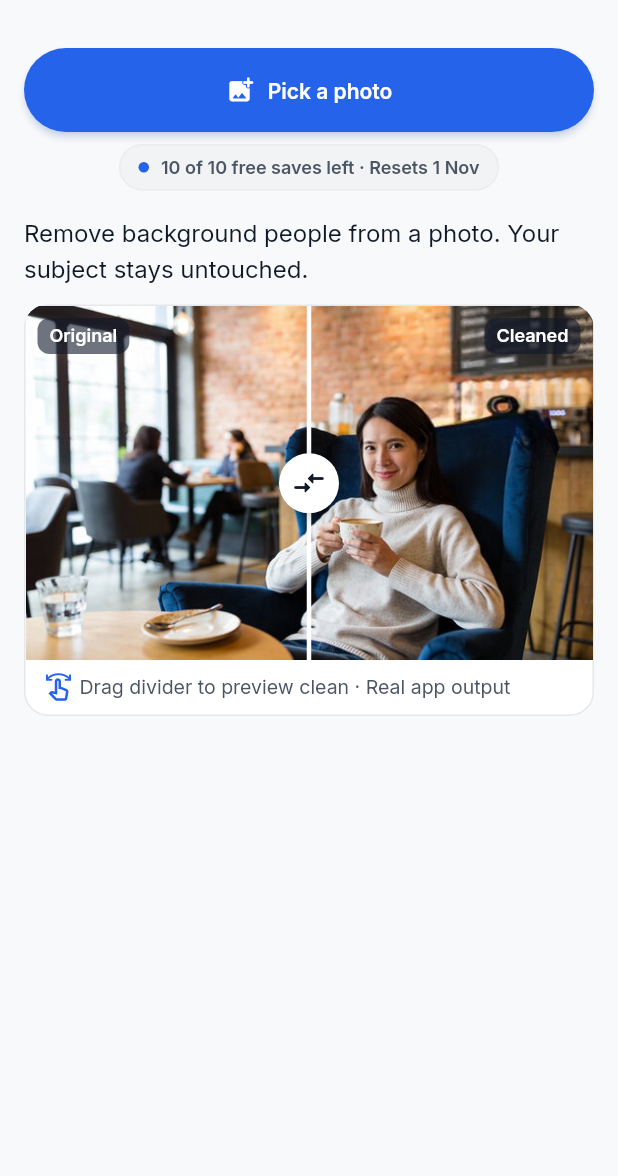
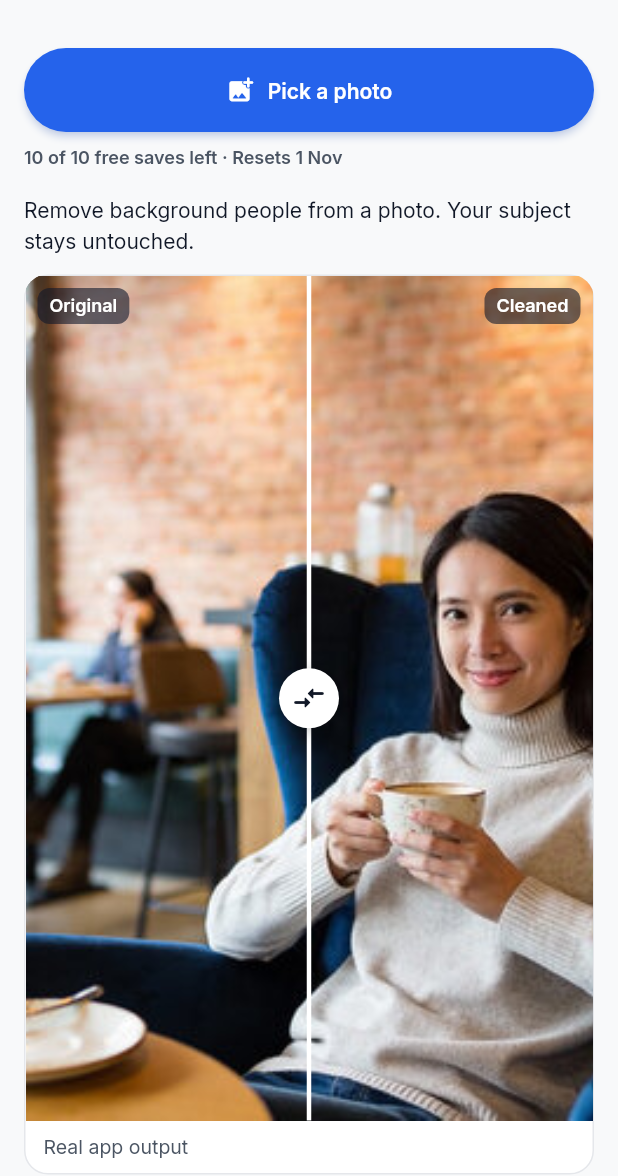
Before and after one commit to IsrarKundi/people_gone, a Flutter app: the screen it shows after launch, on a phone screen of 412 x 824 dp, the part 60-1236 px from its top. Run offline on Flutter 3.47's test engine with Material 3 defaults, Android fonts, the light colour scheme and no system bars; our stand-ins replace dio, flutter_secure_storage, get, image_picker, share_plus; missing offline and left inert: gal.

Commit message:
design-r05: Home finished arrangement — hero slot sized from viewport (no terminal void), teaching line demoted, quota as plain text line (no dot/pill), banner one-card-language + destination-only subtitle, demo caption provenance-only; banner done/failed copy made factual (Review 05 R2/R3/R4/R9/R10/F2/D10/D12)

```diff
--- a/lib/core/strings/app_strings.dart
+++ b/lib/core/strings/app_strings.dart
@@ -20,6 +20,7 @@ abstract final class AppStrings {
   static const String homeSavesLeft = 'home_saves_left';
   static const String homeHistory = 'home_history';
   static const String homeSeeAll = 'home_see_all';
+  static const String demoCaption = 'demo_caption';
 
   // Consent (S2) — wording verbatim from Requirements §11.2A; the provider
   // display name is interpolated from AppConfig, never hard-coded.
@@ -165,6 +166,7 @@ class AppTranslations extends Translations {
       AppStrings.homeSavesLeft: '@count of 10 free saves left this month.',
       AppStrings.homeHistory: 'History',
       AppStrings.homeSeeAll: 'See all',
+      AppStrings.demoCaption: 'Real app output',
       AppStrings.consentTitle: 'Before your photo is uploaded',
       AppStrings.consentBody:
           'To remove people, PeopleGone sends the photo you choose to '
@@ -187,12 +189,11 @@ class AppTranslations extends Translations {
       AppStrings.processingCancelConfirm: 'Cancel clean',
       AppStrings.processingWorkInBackground: 'Work in background',
       AppStrings.homeJobBannerProcessing: 'Cleaning photo in background…',
-      AppStrings.homeJobBannerProcessingSub:
-          'Takes ~2 minutes · Tap to return to preview',
-      AppStrings.homeJobBannerDone: 'Clean complete!',
+      AppStrings.homeJobBannerProcessingSub: 'Tap to view progress',
+      AppStrings.homeJobBannerDone: 'Your cleaned photo is ready',
       AppStrings.homeJobBannerDoneSub: 'Tap to view and save your photo',
       AppStrings.homeJobBannerFailed: 'Clean could not be completed',
-      AppStrings.homeJobBannerFailedSub: 'Tap to see diagnostics or try again',
+      AppStrings.homeJobBannerFailedSub: 'Tap to share diagnostics',
 
       AppStrings.proposalTitle: 'Review people to remove',
       AppStrings.proposalRemoveCount: 'Remove @count people',
--- a/lib/features/home/view/home_view.dart
+++ b/lib/features/home/view/home_view.dart
@@ -15,10 +15,15 @@ import '../widgets/home_job_banner.dart';
 import '../widgets/interactive_demo_card.dart';
 import '../widgets/saves_indicator.dart';
 
-/// Home (S1) — Option A: "The Photographic Drop-Zone Studio"
-/// Leads with the primary 56dp action pill and quiet quota pill, followed
-/// immediately by visual proof (interactive café before/after card on first run,
-/// natural-aspect latest clean card + earlier cleans tray on return).
+/// Home (S1) — Option A composition, finished per Review 05 Supplement
+/// (R2–R4, D10): the screen is a finished arrangement anchored top AND
+/// bottom. The hero slot is sized from the actual viewport height
+/// (body height minus a budgeted allowance for the fixed cluster above
+/// and below it), so the hero takes its adopted scale and the screen
+/// ends at the tray — never a terminal void. If the budget is off
+/// (very large text, very small phone) the page simply scrolls, which
+/// is the sanctioned degradation. No intrinsic-sizing widgets are
+/// used, so the hero cards may size themselves with LayoutBuilder.
 class HomeView extends GetView<HomeController> {
   const HomeView({super.key});
 
@@ -48,6 +53,34 @@ class HomeView extends GetView<HomeController> {
         }
 
         final activeJob = JobTracker.instance.activeJob.value;
+        final hasHistory = controller.hasHistory;
+        final hasTray = hasHistory && controller.history.length > 1;
+
+        return LayoutBuilder(
+          builder: (context, constraints) {
+            // Budgeted hero height: everything that is not the hero.
+            var reserved =
+                s.screenPadding *
+                    2 // page padding
+                    +
+                56 // pick pill
+                +
+                s
+                    .sm // gap
+                    +
+                20 // saves line
+                +
+                s.lg; // gap above the hero zone
+            if (activeJob != null) reserved += 92; // banner + its margin
+            if (!hasHistory) {
+              reserved += 24 + s.md; // teaching line + gap
+            } else {
+              reserved += 36 + s.sm; // section header + gap
+              if (hasTray) reserved += s.lg + 168; // gap + tray row
+            }
+            final heroHeight = (constraints.maxHeight - reserved)
+                .clamp(240.0, constraints.maxHeight)
+                .toDouble();
 
             return SingleChildScrollView(
               padding: EdgeInsets.all(s.screenPadding),
@@ -69,7 +102,7 @@ class HomeView extends GetView<HomeController> {
 
                   SizedBox(height: s.sm),
 
-              // Quiet Quota Pill
+                  // The saves fact as a plain line in the column
                   SavesIndicator(
                     savesLeft: controller.savesLeft.value,
                     of: HomeController.freeSavesPerMonth,
@@ -78,14 +111,17 @@ class HomeView extends GetView<HomeController> {
 
                   SizedBox(height: s.lg),
 
-              // Hero section:
-              if (!controller.hasHistory) ...<Widget>[
+                  // Hero zone — sized to finish the screen.
+                  if (!hasHistory) ...<Widget>[
                     Text(
                       AppStrings.homeEmptyLine.tr,
-                  style: context.textStyles.bodyLg,
+                      style: context.textStyles.bodyMd,
                     ),
                     SizedBox(height: s.md),
-                const InteractiveDemoCard(),
+                    SizedBox(
+                      height: heroHeight,
+                      child: const InteractiveDemoCard(),
+                    ),
                   ] else ...<Widget>[
                     SectionHeader(
                       titleKey: AppStrings.homeHistory,
@@ -93,12 +129,16 @@ class HomeView extends GetView<HomeController> {
                       onAction: controller.openHistory,
                     ),
                     SizedBox(height: s.sm),
-                // Latest Cleaned Photo in its natural aspect ratio
-                FeaturedCleanCard(
+                    SizedBox(
+                      height: heroHeight,
+                      child: FeaturedCleanCard(
                         entry: controller.history.first,
-                  onTap: () => controller.openHistoryDetail(controller.history.first),
+                        onTap: () => controller.openHistoryDetail(
+                          controller.history.first,
                         ),
-                if (controller.history.length > 1) ...<Widget>[
+                      ),
+                    ),
+                    if (hasTray) ...<Widget>[
                       SizedBox(height: s.lg),
                       EarlierCleansTray(
                         entries: controller.history.skip(1).take(10).toList(),
@@ -106,10 +146,10 @@ class HomeView extends GetView<HomeController> {
                       ),
                     ],
                   ],
-
-              SizedBox(height: s.lg),
                 ],
               ),
+            );
+          },
         );
       }),
     );
--- a/lib/features/home/widgets/featured_clean_card.dart
+++ b/lib/features/home/widgets/featured_clean_card.dart
@@ -62,8 +62,7 @@ class _FeaturedCleanCardState extends State<FeaturedCleanCard> {
     if (!file.existsSync()) return;
 
     _imageStream = FileImage(file).resolve(const ImageConfiguration());
-    _imageListener = ImageStreamListener(
-      (info, _) {
+    _imageListener = ImageStreamListener((info, _) {
       if (!mounted) return;
       final w = info.image.width;
       final h = info.image.height;
@@ -72,12 +71,9 @@ class _FeaturedCleanCardState extends State<FeaturedCleanCard> {
           _aspectRatio = (w / h).clamp(0.7, 1.8);
         });
       }
-      },
-      onError: (_, _) {},
-    );
+    }, onError: (_, _) {});
     _imageStream!.addListener(_imageListener!);
   }
-
 
   @override
   Widget build(BuildContext context) {
@@ -106,18 +102,42 @@ class _FeaturedCleanCardState extends State<FeaturedCleanCard> {
           child: Column(
             crossAxisAlignment: CrossAxisAlignment.stretch,
             children: <Widget>[
-              AspectRatio(
-                aspectRatio: _aspectRatio,
+              // Size the photo at its true aspect inside whatever
+              // space Home's hero slot offers (width- or height-bound,
+              // never cropped): a portrait photo grows tall, a
+              // landscape one stays wide with gallery air around it.
+              Expanded(
+                child: LayoutBuilder(
+                  builder: (context, constraints) {
+                    final maxW = constraints.maxWidth;
+                    final maxH = constraints.maxHeight.isFinite
+                        ? constraints.maxHeight
+                        : maxW / _aspectRatio;
+                    var w = maxW;
+                    var h = w / _aspectRatio;
+                    if (h > maxH) {
+                      h = maxH;
+                      w = h * _aspectRatio;
+                    }
+                    return Center(
+                      child: SizedBox(
+                        width: w,
+                        height: h,
                         child: Stack(
                           fit: StackFit.expand,
                           children: <Widget>[
                             Image.file(
                               File(widget.entry.localPath),
                               fit: BoxFit.cover,
-                      cacheWidth: MediaQuery.sizeOf(context).width.toInt(),
+                              cacheWidth: MediaQuery.sizeOf(
+                                context,
+                              ).width.toInt(),
                               errorBuilder: (_, _, _) => Container(
                                 color: p.surfaceVariant,
-                        child: Icon(Icons.broken_image_outlined, color: p.border),
+                                child: Icon(
+                                  Icons.broken_image_outlined,
+                                  color: p.border,
+                                ),
                               ),
                             ),
                             Positioned(
@@ -130,7 +150,9 @@ class _FeaturedCleanCardState extends State<FeaturedCleanCard> {
                                 ),
                                 decoration: BoxDecoration(
                                   color: Colors.black.withValues(alpha: 0.70),
-                          borderRadius: BorderRadius.circular(s.radiusSm),
+                                  borderRadius: BorderRadius.circular(
+                                    s.radiusSm,
+                                  ),
                                 ),
                                 child: Row(
                                   mainAxisSize: MainAxisSize.min,
@@ -143,7 +165,8 @@ class _FeaturedCleanCardState extends State<FeaturedCleanCard> {
                                     const SizedBox(width: 4),
                                     Text(
                                       'Cleaned',
-                              style: context.textStyles.labelMd.copyWith(
+                                      style: context.textStyles.labelMd
+                                          .copyWith(
                                             color: Colors.white,
                                             fontWeight: FontWeight.w700,
                                           ),
@@ -153,6 +176,10 @@ class _FeaturedCleanCardState extends State<FeaturedCleanCard> {
                               ),
                             ),
                           ],
+                        ),
+                      ),
+                    );
+                  },
                 ),
               ),
               Padding(
--- a/lib/features/home/widgets/home_job_banner.dart
+++ b/lib/features/home/widgets/home_job_banner.dart
@@ -21,7 +21,6 @@ class HomeJobBanner extends StatelessWidget {
     final p = context.palette;
     final s = context.sizes;
 
-    Color borderColor;
     Widget leadingIcon;
     String title;
     String subtitle;
@@ -29,14 +28,10 @@ class HomeJobBanner extends StatelessWidget {
 
     switch (job.status) {
       case ActiveJobStatus.processing:
-        borderColor = p.primary.withValues(alpha: 0.4);
         leadingIcon = SizedBox(
           width: 18,
           height: 18,
-          child: CircularProgressIndicator(
-            strokeWidth: 2,
-            color: p.primary,
-          ),
+          child: CircularProgressIndicator(strokeWidth: 2, color: p.primary),
         );
         title = AppStrings.homeJobBannerProcessing.tr;
         subtitle = AppStrings.homeJobBannerProcessingSub.tr;
@@ -50,7 +45,6 @@ class HomeJobBanner extends StatelessWidget {
           );
         };
       case ActiveJobStatus.done:
-        borderColor = p.overlayKept.withValues(alpha: 0.5);
         leadingIcon = Icon(
           Icons.check_circle_rounded,
           color: p.overlayKept,
@@ -62,14 +56,10 @@ class HomeJobBanner extends StatelessWidget {
           final outcome = job.outcome;
           if (outcome != null) {
             JobTracker.instance.clear();
-            Get.toNamed<void>(
-              Routes.result,
-              arguments: outcome,
-            );
+            Get.toNamed<void>(Routes.result, arguments: outcome);
           }
         };
       case ActiveJobStatus.failed:
-        borderColor = p.overlayRemoved.withValues(alpha: 0.5);
         leadingIcon = Icon(
           Icons.error_outline_rounded,
           color: p.overlayRemoved,
@@ -82,30 +72,23 @@ class HomeJobBanner extends StatelessWidget {
         };
     }
 
+    // One card language (D12): neutral hairline border at the shared
+    // card radius for every state — state colour lives in the icon,
+    // never in the container outline (Review 05 W3).
     return Container(
       margin: EdgeInsets.only(bottom: s.md),
       decoration: BoxDecoration(
         color: p.surface,
-        borderRadius: BorderRadius.circular(s.radiusMd),
-        border: Border.all(color: borderColor, width: 1.5),
-        boxShadow: <BoxShadow>[
-          BoxShadow(
-            color: borderColor.withValues(alpha: 0.08),
-            blurRadius: 10,
-            offset: const Offset(0, 2),
-          ),
-        ],
+        borderRadius: BorderRadius.circular(s.radiusLg),
+        border: Border.all(color: p.border),
       ),
       child: Material(
         color: Colors.transparent,
         child: InkWell(
-          borderRadius: BorderRadius.circular(s.radiusMd),
+          borderRadius: BorderRadius.circular(s.radiusLg),
           onTap: onTap,
           child: Padding(
-            padding: EdgeInsets.symmetric(
-              horizontal: s.md,
-              vertical: s.sm + 2,
-            ),
+            padding: EdgeInsets.symmetric(horizontal: s.md, vertical: s.sm + 2),
             child: Row(
               children: <Widget>[
                 leadingIcon,
--- a/lib/features/home/widgets/interactive_demo_card.dart
+++ b/lib/features/home/widgets/interactive_demo_card.dart
@@ -1,5 +1,7 @@
 import 'package:flutter/material.dart';
+import 'package:get/get.dart';
 
+import '../../../core/strings/app_strings.dart';
 import '../../../core/theme/theme_ext.dart';
 
 /// An interactive before/after split slider demonstrating real output of the
@@ -37,8 +39,10 @@ class _InteractiveDemoCardState extends State<InteractiveDemoCard> {
       child: Column(
         crossAxisAlignment: CrossAxisAlignment.stretch,
         children: <Widget>[
-          AspectRatio(
-            aspectRatio: 16 / 10,
+          // The split view flexes to the height Home gives the hero
+          // (Review 05 R2: the hero takes its adopted scale, it does
+          // not sit at a fixed small aspect in a void).
+          Expanded(
             child: LayoutBuilder(
               builder: (context, constraints) {
                 final width = constraints.maxWidth;
@@ -49,8 +53,7 @@ class _InteractiveDemoCardState extends State<InteractiveDemoCard> {
                   behavior: HitTestBehavior.opaque,
                   onHorizontalDragUpdate: (d) =>
                       _updateFraction(d.localPosition.dx, width),
-                  onTapDown: (d) =>
-                      _updateFraction(d.localPosition.dx, width),
+                  onTapDown: (d) => _updateFraction(d.localPosition.dx, width),
                   child: Stack(
                     fit: StackFit.expand,
                     children: <Widget>[
@@ -78,10 +81,7 @@ class _InteractiveDemoCardState extends State<InteractiveDemoCard> {
                         left: dividerX - 1.5,
                         top: 0,
                         bottom: 0,
-                        child: Container(
-                          width: 3,
-                          color: Colors.white,
-                        ),
+                        child: Container(width: 3, color: Colors.white),
                       ),
                       // Center drag handle
                       Positioned(
@@ -128,23 +128,9 @@ class _InteractiveDemoCardState extends State<InteractiveDemoCard> {
           ),
           Padding(
             padding: EdgeInsets.symmetric(horizontal: s.md, vertical: s.sm),
-            child: Row(
-              children: <Widget>[
-                Icon(
-                  Icons.swipe_outlined,
-                  size: s.iconSm,
-                  color: p.primary,
-                ),
-                SizedBox(width: s.xs),
-                Expanded(
-                  child: Text(
-                    'Drag divider to preview clean · Real app output',
-                    style: context.textStyles.bodySm.copyWith(
-                      color: p.textSecondary,
-                    ),
-                  ),
-                ),
-              ],
+            child: Text(
+              AppStrings.demoCaption.tr,
+              style: context.textStyles.bodySm.copyWith(color: p.textSecondary),
             ),
           ),
         ],
--- a/lib/features/home/widgets/saves_indicator.dart
+++ b/lib/features/home/widgets/saves_indicator.dart
@@ -5,9 +5,10 @@ import '../../../core/strings/app_strings.dart';
 import '../../../core/theme/theme_ext.dart';
 import '../../../core/utils/formatters.dart';
 
-/// Quiet quota pill beneath the primary action (Home Option A).
-/// Replaces the loud administrative progress bar with a discreet,
-/// calm status pill showing the real saves left and reset date.
+/// The free-saves fact as a plain text line in the Home column
+/// (Review 05 Supplement R4): no pill container and no status dot —
+/// the dot mimicked a live status and there is no status; the fact
+/// stays, with its reset date, in the column's own alignment.
 class SavesIndicator extends StatelessWidget {
   const SavesIndicator({
     super.key,
@@ -23,42 +24,17 @@ class SavesIndicator extends StatelessWidget {
   @override
   Widget build(BuildContext context) {
     final p = context.palette;
-    final s = context.sizes;
     final label = resetDate != null
         ? '$savesLeft of $of free saves left · Resets ${Formatters.dayMonth(resetDate!)}'
         : AppStrings.homeSavesLeft.trParams(<String, String>{
             'count': '$savesLeft',
           });
 
-    return Center(
-      child: Container(
-        padding: EdgeInsets.symmetric(horizontal: s.md, vertical: s.xs + 2),
-        decoration: BoxDecoration(
-          color: p.surfaceVariant,
-          borderRadius: BorderRadius.circular(s.radiusPill),
-          border: Border.all(color: p.border.withValues(alpha: 0.6)),
-        ),
-        child: Row(
-          mainAxisSize: MainAxisSize.min,
-          children: <Widget>[
-            Container(
-              width: 7,
-              height: 7,
-              decoration: BoxDecoration(
-                color: savesLeft > 0 ? p.primary : p.textTertiary,
-                shape: BoxShape.circle,
-              ),
-            ),
-            SizedBox(width: s.sm),
-            Text(
-              label,
-              style: context.textStyles.caption.copyWith(
-                color: p.textSecondary,
-                fontWeight: FontWeight.w600,
-              ),
-            ),
-          ],
-        ),
+    return Text(
+      label,
+      style: context.textStyles.caption.copyWith(
+        color: p.textSecondary,
+        fontWeight: FontWeight.w600,
       ),
     );
   }
```
Also changed, not shown: 1 other file. Lines whose indentation alone changed are shown as unchanged.
